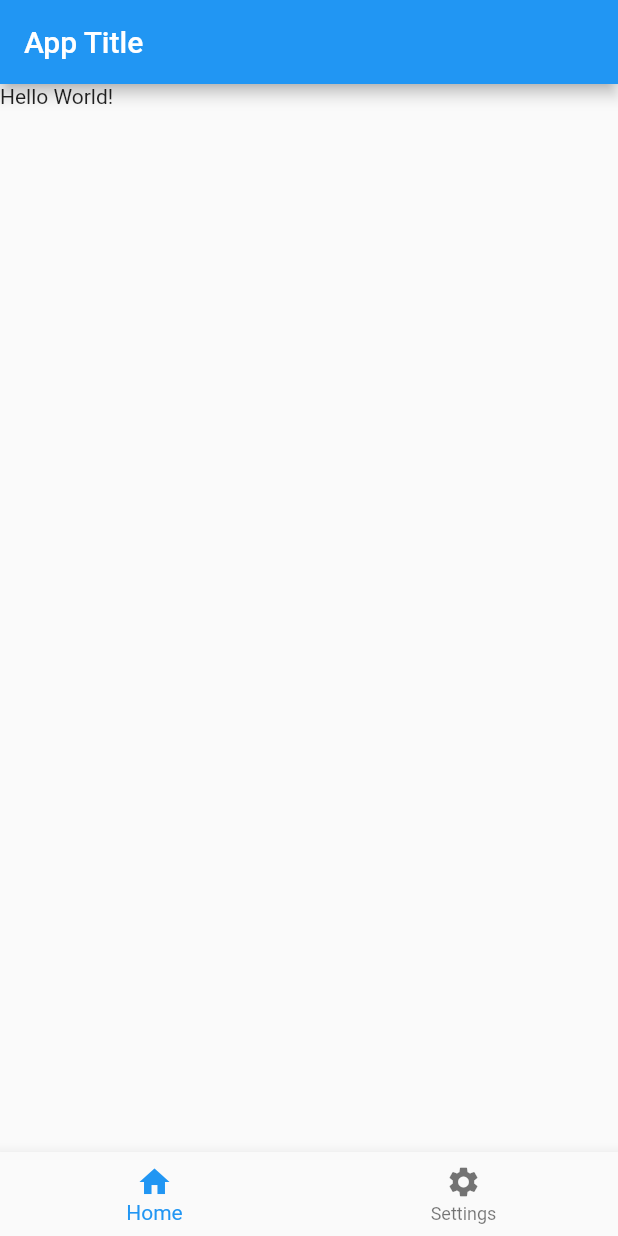
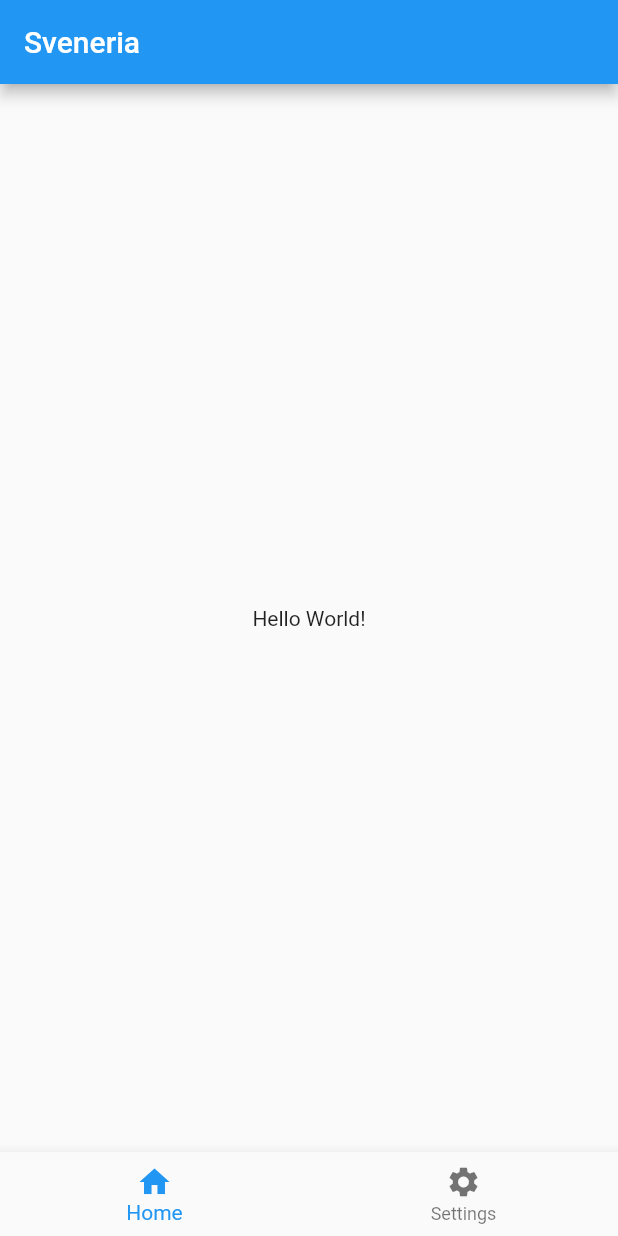
Before and after one commit to rjsnavarette03/flutter-basics, a Flutter app: the screen it shows after launch, on a phone screen of 412 x 824 dp. Run offline on Flutter 3.47's test engine with Material 2 defaults, Android fonts, the phone set to English and light mode, and no system bars.

```diff
--- a/lib/main.dart
+++ b/lib/main.dart
@@ -13,9 +13,11 @@ class MyApp extends StatelessWidget {
       title: 'Flutter Learn The Basics',
       home: Scaffold(
         appBar: AppBar(
-          title: const Text('App Title'),
+          title: const Text('Sveneria'),
         ),
-        body: const Text('Hello World!'),
+        body: const Center(
+          child: Text('Hello World!'),
+        ),
         bottomNavigationBar: BottomNavigationBar(
           items: const [
             BottomNavigationBarItem(
```
